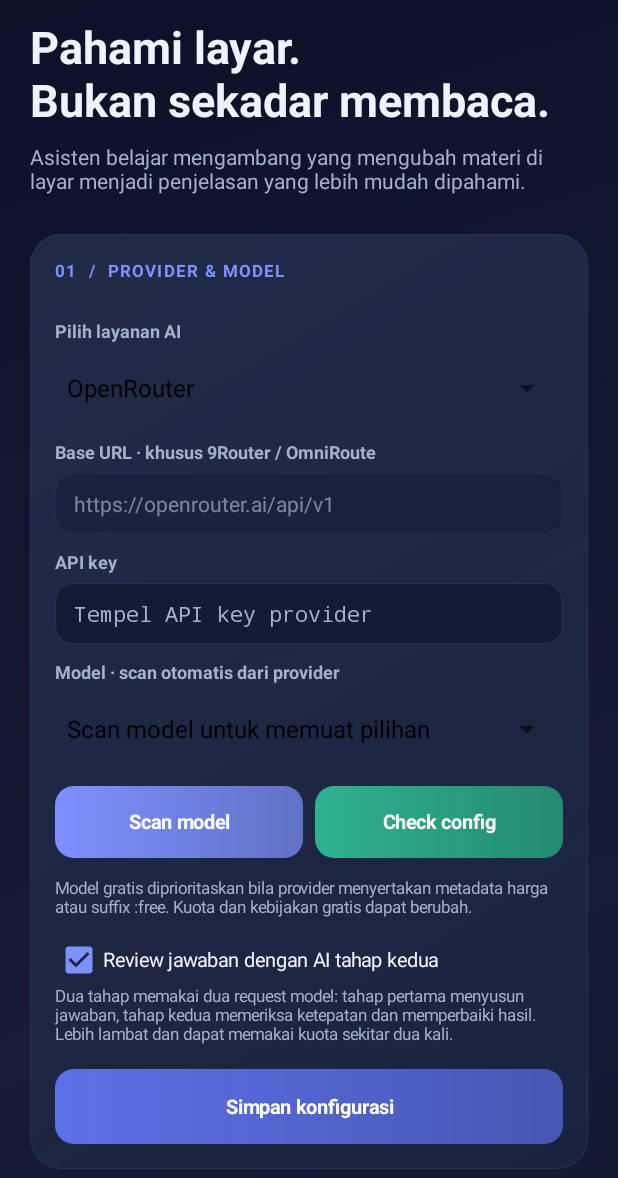
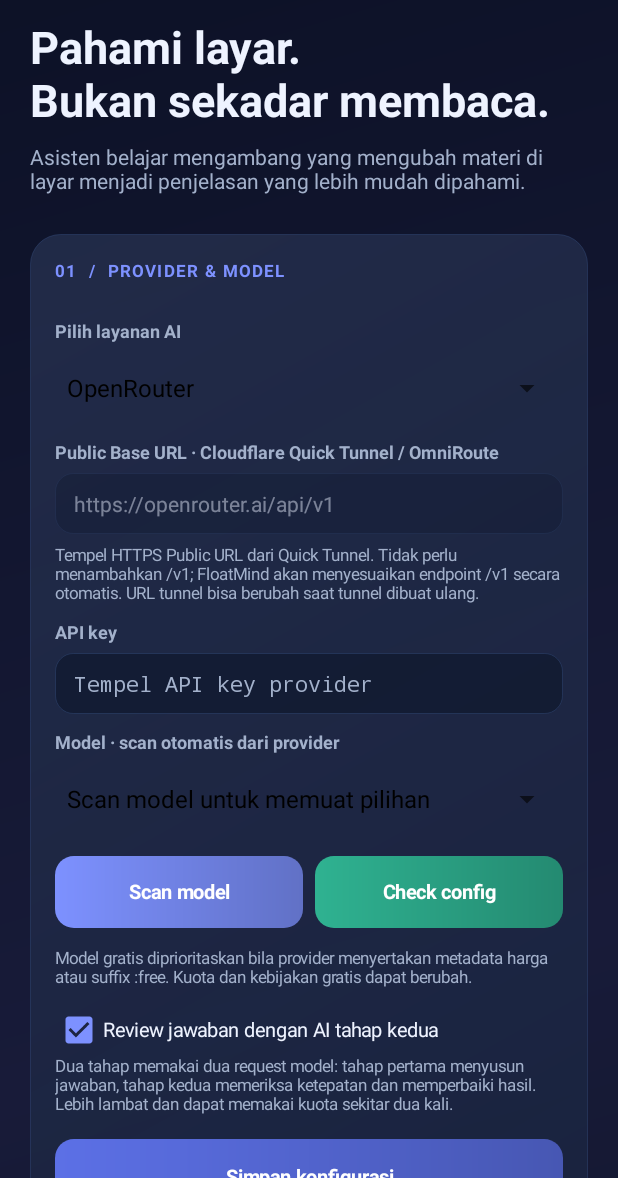
Before and after one commit to Magnw27/FloatMindAI, an Android app: the screen it shows after launch (MainActivity), on a phone screen of 412 x 824 dp, the part 58-1236 px from its top. Run offline under Robolectric (Android 15) with nearby library versions, the phone set to English and light mode, and no system bars.

Commit message:
Fix EditText property and clarify public tunnel URL setup

```diff
--- a/app/src/main/java/id/floatmind/ai/MainActivity.kt
+++ b/app/src/main/java/id/floatmind/ai/MainActivity.kt
@@ -85,11 +85,12 @@ class MainActivity : Activity() {
             setSelection(prefs.getInt("provider_index", 0).coerceIn(0, ProviderKind.entries.lastIndex))
         }
         configCard.addView(providerSpinner, fieldParams())
-        configCard.addView(fieldLabel("Base URL · khusus 9Router / OmniRoute"))
-        endpointInput = input("https://alamat-provider-kamu/v1").apply {
+        configCard.addView(fieldLabel("Public Base URL · Cloudflare Quick Tunnel / OmniRoute"))
+        endpointInput = input("https://nama-acak.trycloudflare.com").apply {
             setText(prefs.getString("base_url", ""))
         }
         configCard.addView(endpointInput, fieldParams())
+        configCard.addView(label("Tempel HTTPS Public URL dari Quick Tunnel. Tidak perlu menambahkan /v1; FloatMind akan menyesuaikan endpoint /v1 secara otomatis. URL tunnel bisa berubah saat tunnel dibuat ulang.", 11f, muted).apply { setPadding(0, dp(6), 0, 0) })
         configCard.addView(fieldLabel("API key"))
         apiKeyInput = input("Tempel API key provider").apply {
             inputType = android.text.InputType.TYPE_CLASS_TEXT or android.text.InputType.TYPE_TEXT_VARIATION_PASSWORD
@@ -404,7 +405,7 @@ class MainActivity : Activity() {
         textSize = 14f
         setTextColor(ink)
         setHintTextColor(muted)
-        singleLine = true
+        isSingleLine = true
         setPadding(dp(13), dp(11), dp(13), dp(11))
         background = GradientDrawable().apply {
             setColor(0xCC111A30.toInt())
```
